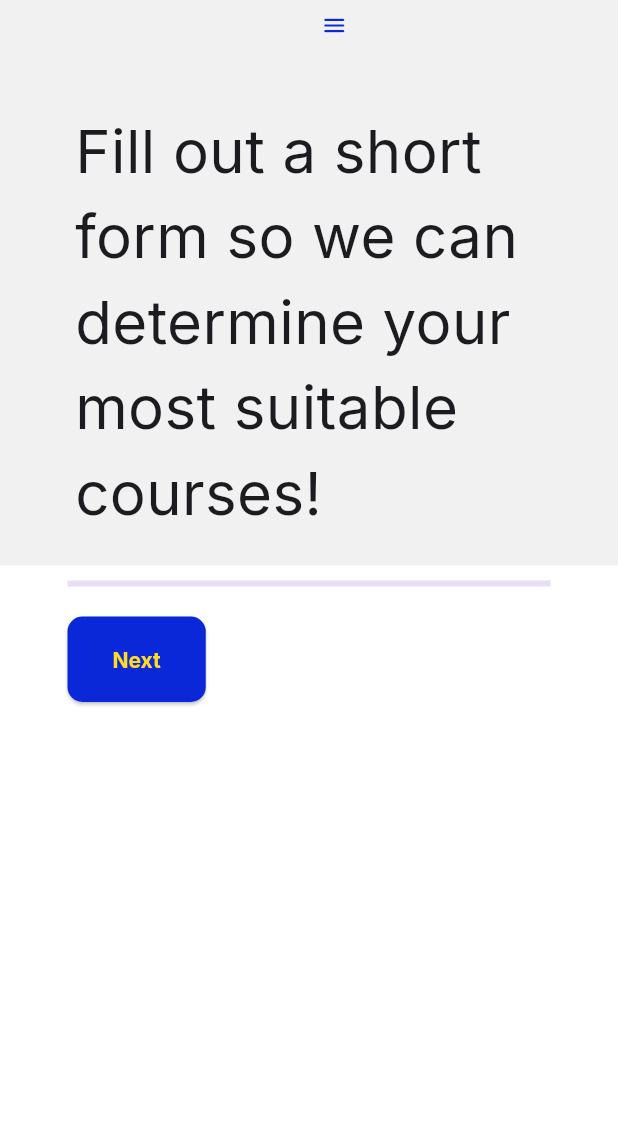
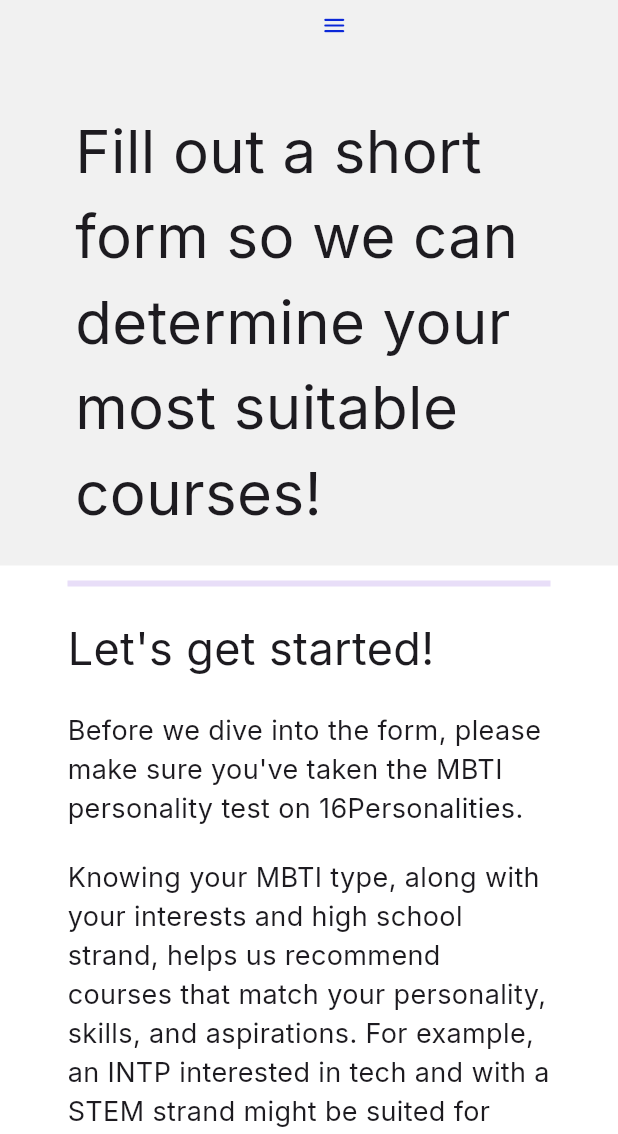
Before and after one commit to SheenAmol141/course-compass, a Flutter app: the CourseRecommenderStepsScreen screen opened by its route, on a phone screen of 412 x 824 dp, the part 102-1236 px from its top. Run offline on Flutter 3.47's test engine with Material 3 defaults, Android fonts, the phone set to English and light mode, and no system bars; our stand-ins replace cloud_firestore, firebase_auth, firebase_core, firebase_storage, fl_chart, flutter_animate and 4 more; missing offline and left inert: dart:html, dart:js, image_picker_web; accounts and stored records are empty; statements that could not run were skipped.

Commit message:
add dropdown for Strand

```diff
--- a/lib/main.dart
+++ b/lib/main.dart
@@ -26,8 +26,8 @@ void main() async {
 
   WidgetsFlutterBinding.ensureInitialized();
   bool initScreen;
-  initScreen = prefs.getBool("ini tScreen") ?? false;
-  // print(initScreen);
+  initScreen = prefs.getBool("initScreen") ?? false;
+  print(initScreen);
   // await prefs.setBool("initScreen", true);
   await Firebase.initializeApp(
     options: DefaultFirebaseOptions.currentPlatform,
@@ -35,7 +35,7 @@ void main() async {
 
   runApp(MaterialApp(
       theme: ThemeData(
-        textTheme: textTheme,
+        // textTheme: textTheme,
         inputDecorationTheme: InputDecorationTheme(
           focusedBorder: OutlineInputBorder(
             borderRadius: BorderRadius.all(Radius.circular(10.0)),
@@ -60,7 +60,7 @@ void main() async {
       ),
       initialRoute: "/",
       routes: {
-        '/': (context) => SplashScreen(initScreen),
+        '/': (context) => SplashScreen(initScreen, prefs),
         '/home': (context) => const HomeScreen(),
         '/admin-login': (context) => AdminLoginScreen(),
         '/analytics': (context) => const AnalyticsScreen(),
--- a/lib/pages/course_recommender/course_recommendation_screen.dart
+++ b/lib/pages/course_recommender/course_recommendation_screen.dart
@@ -45,7 +45,6 @@ class _CourseRecommendationScreenState
     final message =
         'MBTI: ${widget.currentPersonality}\nInterests: ${widget.interests}\n Strand: ${widget.strand}';
     final content = Content.text(message);
-
     final response = await chat.sendMessage(content);
     print(response.text);
     return response.text!;
--- a/lib/pages/course_recommender/course_recommender_screen_steps.dart
+++ b/lib/pages/course_recommender/course_recommender_screen_steps.dart
@@ -1,10 +1,10 @@
 import 'package:course_compass/blue_menu.dart';
 import 'package:course_compass/hex_colors.dart';
 import 'package:course_compass/main.dart';
-import 'package:course_compass/pages/course_recommender/course_recommendation_screen.dart';
 import 'package:course_compass/pages/course_recommender/course_recommendation_screen_json.dart';
 import 'package:course_compass/templates.dart';
 import 'package:flutter/material.dart';
+import 'package:flutter_animate/flutter_animate.dart';
 import 'package:google_fonts/google_fonts.dart';
 import 'dart:js' as js;
 
@@ -27,6 +27,19 @@ List<String> mbtiPersonalities = [
   "ENFP"
 ];
 
+List<String> academicTracks = [
+  'Academic Track - ABM (Accountancy, Business and Management)',
+  'Academic Track - STEM (Science, Technology, Engineering, and Mathematics)',
+  'Academic Track - HUMSS (Humanities and Social Science)',
+  'Academic Track - GAS (General Academic Strand)',
+  'Arts and Design track',
+  'Sports Track',
+  'TVL Track - AFA (Agricultural-Fishery Arts)',
+  'TVL Track - HE (Home Economics)',
+  'TVL Track - IA (Industrial arts)',
+  'TVL Track - ICT (Information and Communications Technology)',
+];
+
 class CourseRecommenderStepsScreen extends StatefulWidget {
   const CourseRecommenderStepsScreen({super.key});
 
@@ -43,6 +56,7 @@ class _CourseRecommenderStepsScreenState
   late bool validatorMBTI;
   late String currentPersonality;
   int currentPage = 0;
+  var selectedTrack;
 
   @override
   void initState() {
@@ -130,9 +144,50 @@ class _CourseRecommenderStepsScreenState
                                   ? .66
                                   : 1.00,
                     ),
-                  Visibility(
-                    visible: currentPage == 1,
-                    child: Column(
+                    currentPage == 0
+                        ? Column(
+                            crossAxisAlignment: CrossAxisAlignment.start,
+                            children: [
+                              const SizedBox(
+                                height: 20,
+                              ),
+                              Text(
+                                "Let's get started!",
+                                style: GoogleFonts.inter(
+                                  fontSize: 30,
+                                ),
+                              ),
+                              const SizedBox(
+                                height: 20,
+                              ),
+                              Text(
+                                "Before we dive into the form, please make sure you've taken the MBTI personality test on 16Personalities.",
+                                style: GoogleFonts.inter(
+                                  fontSize: 18,
+                                ),
+                              ),
+                              const SizedBox(
+                                height: 20,
+                              ),
+                              Text(
+                                "Knowing your MBTI type, along with your interests and high school strand, helps us recommend courses that match your personality, skills, and aspirations. For example, an INTP interested in tech and with a STEM strand might be suited for computer science, while an ENFJ interested in helping people and with a HUMSS strand might prefer psychology or education.",
+                                style: GoogleFonts.inter(
+                                  fontSize: 18,
+                                ),
+                              ),
+                            ]
+                                .animate(interval: 0.1.seconds)
+                                .slideX(
+                                    duration: .5.seconds,
+                                    curve: Curves.easeInOut,
+                                    begin: -.05)
+                                .fadeIn(
+                                    delay: .1.seconds, curve: Curves.easeIn),
+                          )
+                        : Container(),
+                    !(currentPage == 1)
+                        ? Container()
+                        : Column(
                             crossAxisAlignment: CrossAxisAlignment.start,
                             children: [
                               Text(
@@ -174,7 +229,8 @@ class _CourseRecommenderStepsScreenState
                                             children: [
                                               Icon(
                                                 Icons.error_rounded,
-                                          color: Colors.red.withAlpha(200),
+                                                color:
+                                                    Colors.red.withAlpha(200),
                                               ),
                                               const SizedBox(
                                                 width: 20,
@@ -182,7 +238,8 @@ class _CourseRecommenderStepsScreenState
                                               Text(
                                                 "Please select your MBTI Personality!",
                                                 style: GoogleFonts.inter(
-                                              color: Colors.red.withAlpha(200)),
+                                                    color: Colors.red
+                                                        .withAlpha(200)),
                                               ),
                                             ],
                                           ),
@@ -218,12 +275,18 @@ class _CourseRecommenderStepsScreenState
                                             color: PSU_YELLOW,
                                             fontWeight: FontWeight.w700),
                                       ))),
-                      ],
+                            ]
+                                .animate(interval: 0.1.seconds)
+                                .slideX(
+                                    duration: .5.seconds,
+                                    curve: Curves.easeInOut,
+                                    begin: -.05)
+                                .fadeIn(
+                                    delay: .1.seconds, curve: Curves.easeIn),
                           ),
-                  ),
-                  Visibility(
-                    visible: currentPage == 2,
-                    child: Form(
+                    !(currentPage == 2)
+                        ? Container()
+                        : Form(
                             key: _key,
                             child: Column(
                               mainAxisSize: MainAxisSize.min,
@@ -247,7 +310,8 @@ class _CourseRecommenderStepsScreenState
                                         mainAxisSize: MainAxisSize.min,
                                         children: [
                                           Icon(Icons.link,
-                                          color: Colors.black.withOpacity(0.2)),
+                                              color: Colors.black
+                                                  .withOpacity(0.2)),
                                           const SizedBox(
                                             width: 5,
                                           )
@@ -258,36 +322,32 @@ class _CourseRecommenderStepsScreenState
                                 ),
                                 Padding(
                                     padding: const EdgeInsets.only(top: 20),
-                              child: TextFormField(
-                                controller: _strand,
-                                validator: (value) => value == null ||
-                                        value.isEmpty
-                                    ? "Senior High School Strand must not be empty!"
-                                    : value.length < 3
-                                        ? "Senior High School Strand must be at least 3 characters long!"
-                                        : null,
-                                decoration: InputDecoration(
-                                  labelText:
-                                      'What is your Senior High School Strand?',
-                                  // hintText: "email@example.com",
-                                  border: const OutlineInputBorder(),
-
-                                  suffixIcon: Row(
-                                    mainAxisSize: MainAxisSize.min,
-                                    children: [
-                                      Icon(Icons.link,
-                                          color: Colors.black.withOpacity(0.2)),
-                                      const SizedBox(
-                                        width: 5,
-                                      )
-                                    ],
-                                  ),
-                                ),
-                              ),
-                            ),
-                          ],
+                                    child: DropdownButton<String>(
+                                      value:
+                                          selectedTrack, // Initial selected value
+                                      onChanged: (String? newValue) {
+                                        setState(() {
+                                          selectedTrack = newValue!;
+                                        });
+                                      },
+                                      items: academicTracks
+                                          .map<DropdownMenuItem<String>>(
+                                              (String value) {
+                                        return DropdownMenuItem<String>(
+                                          value: value,
+                                          child: Text(value),
+                                        );
+                                      }).toList(),
                                     )),
-                  ),
+                              ]
+                                  .animate(interval: 0.1.seconds)
+                                  .slideX(
+                                      duration: .5.seconds,
+                                      curve: Curves.easeInOut,
+                                      begin: -.05)
+                                  .fadeIn(
+                                      delay: .1.seconds, curve: Curves.easeIn),
+                            )),
                     const SizedBox(
                       height: 20,
                     ),
@@ -314,6 +374,12 @@ class _CourseRecommenderStepsScreenState
                                         color: PSU_BLUE,
                                         fontWeight: FontWeight.w700),
                                   ))),
+                        ),
+                        Visibility(
+                          visible: currentPage != 0,
+                          child: const SizedBox(
+                            width: 20,
+                          ),
                         ),
                         Visibility(
                           visible: currentPage != 2,
@@ -352,8 +418,11 @@ class _CourseRecommenderStepsScreenState
                                         fontWeight: FontWeight.w700),
                                   ))),
                         ),
-                      const SizedBox(
+                        Visibility(
+                          visible: currentPage != 0,
+                          child: const SizedBox(
                             width: 20,
+                          ),
                         ),
                         Visibility(
                           visible: currentPage == 2,
@@ -381,7 +450,7 @@ class _CourseRecommenderStepsScreenState
                                               CourseRecommendationJSONScreen(
                                                   currentPersonality,
                                                   _interests.text,
-                                                _strand.text),
+                                                  selectedTrack),
                                         ));
                                       }
                                     }
@@ -395,8 +464,7 @@ class _CourseRecommenderStepsScreenState
                         ),
                       ],
                     ),
-                ],
-              ),
+                  ]),
             ),
           )
         ],
--- a/lib/pages/onboarding_screen.dart
+++ b/lib/pages/onboarding_screen.dart
@@ -6,9 +6,11 @@ import 'package:flutter_animate/flutter_animate.dart';
 import 'package:google_fonts/google_fonts.dart';
 import 'package:flutter/gestures.dart';
 import 'package:flutter/material.dart';
+import 'package:shared_preferences/shared_preferences.dart';
 
 class OnboardingScreen extends StatefulWidget {
-  const OnboardingScreen({super.key});
+  final SharedPreferences prefs;
+  const OnboardingScreen({super.key, required this.prefs});
 
   @override
   State<OnboardingScreen> createState() => _OnboardingScreenState();
@@ -71,13 +73,16 @@ class _OnboardingScreenState extends State<OnboardingScreen> {
                       height: 60,
                       width: 60,
                       child: ClickWidget(
-                          onTap: () {
+                          onTap: () async {
                             _pageController.nextPage(
                                 duration: .3.seconds, curve: Curves.ease);
-                            if (currentPage == 4) {
-                              Navigator.of(context)
-                                ..pushNamedAndRemoveUntil(
-                                    "/home", (Route<dynamic> route) => false);
+                            print(currentPage);
+                            if (currentPage == 3) {
+                              await widget.prefs.setBool("initScreen", true);
+                              // print(widget.prefs.getBool("initScreen"));
+
+                              Navigator.of(context).pushNamedAndRemoveUntil(
+                                  "/home", (Route<dynamic> route) => false);
                             }
                           },
                           child: ClipRRect(
--- a/lib/pages/splash_screen.dart
+++ b/lib/pages/splash_screen.dart
@@ -2,11 +2,13 @@ import 'dart:async';
 
 import 'package:course_compass/pages/onboarding_screen.dart';
 import 'package:flutter/material.dart';
+import 'package:shared_preferences/src/shared_preferences_legacy.dart';
 
 class SplashScreen extends StatefulWidget {
   final bool initScreen;
+  final SharedPreferences prefs;
 
-  const SplashScreen(this.initScreen, {super.key});
+  const SplashScreen(this.initScreen, this.prefs, {super.key});
 
   @override
   State<SplashScreen> createState() => _SplashScreenState();
@@ -18,9 +20,12 @@ class _SplashScreenState extends State<SplashScreen> {
     // TODO: implement initState
     super.initState();
     if (!widget.initScreen) {
+      print("now ${!widget.initScreen}");
       Future.delayed(Duration(seconds: 1), () {
         Navigator.of(context).pushReplacement(MaterialPageRoute(
-          builder: (context) => OnboardingScreen(),
+          builder: (context) => OnboardingScreen(
+            prefs: widget.prefs,
+          ),
         ));
       });
     } else {
```
Lines whose indentation alone changed are shown as unchanged.
